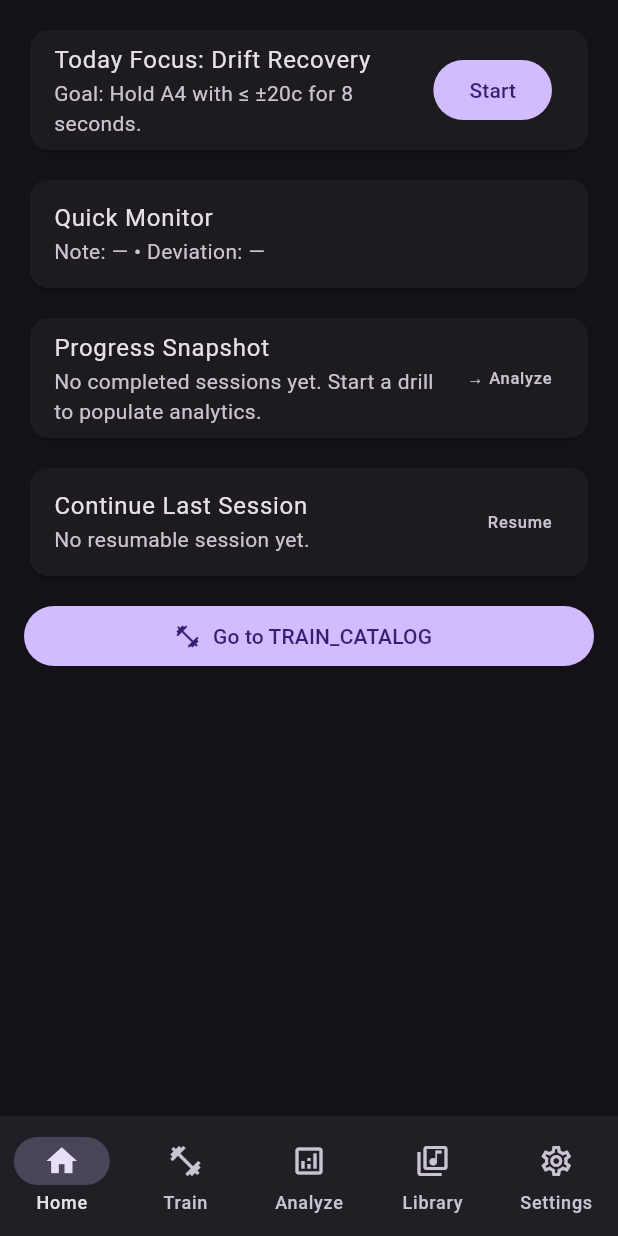
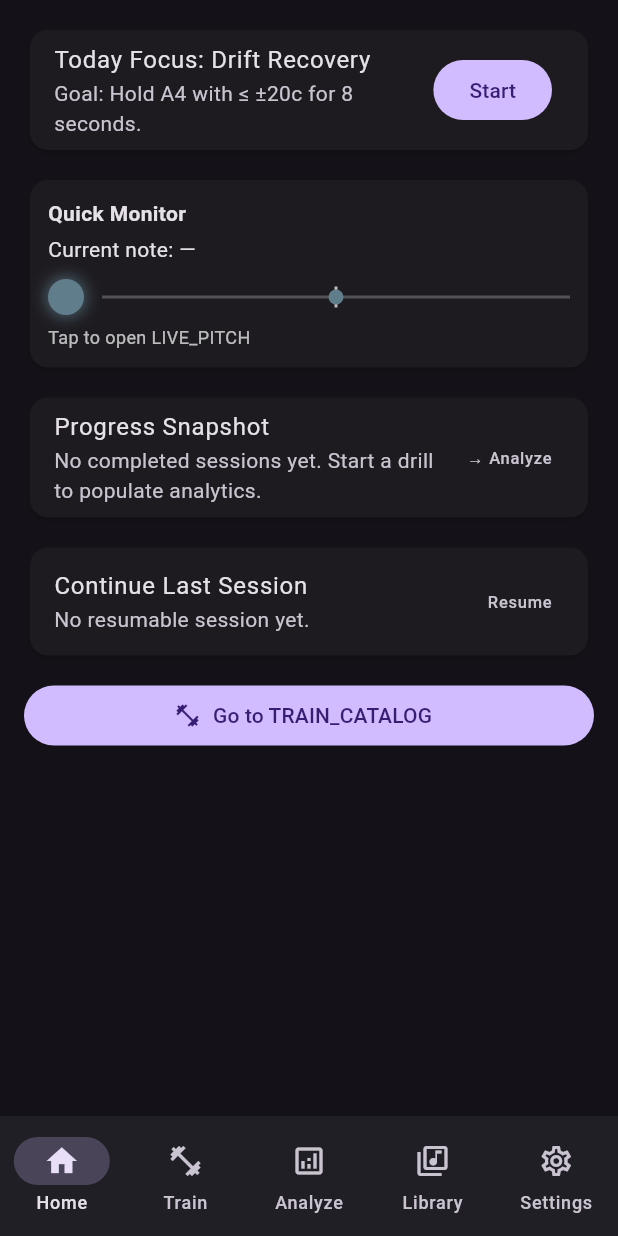
Before and after one commit to yossef6548/Pitch-Translator, a Flutter app: the AppShell screen opened directly, on a phone screen of 412 x 824 dp. Run offline on Flutter 3.47's test engine with Material 3 defaults, Android fonts, the phone set to English and light mode, and no system bars; our stand-ins replace shared_preferences, sqflite; accounts and stored records are empty.

Commit message:
Add interactive Home quick monitor and update README status

```diff
--- a/apps/mobile_flutter/lib/main.dart
+++ b/apps/mobile_flutter/lib/main.dart
@@ -252,7 +252,37 @@ class _AppShellState extends State<AppShell> {
     final screens = [
       HomeTodayScreen(
           onStartFocus: () => _openFocusFromHome(context),
-          onOpenTrain: () => setState(() => _index = 1)),
+          onOpenTrain: () => setState(() => _index = 1),
+          onOpenQuickMonitor: () {
+            Navigator.of(context).push(
+              MaterialPageRoute(
+                builder: (_) => LivePitchScreen(
+                  exercise: ExerciseCatalog.byId('PF_1'),
+                  level: LevelId.l1,
+                  config: const ExerciseConfig(
+                    toleranceCents: 35,
+                    driftThresholdCents: PtConstants.defaultDriftThresholdCents,
+                    driftAwarenessMode: false,
+                    countdownMs: PtConstants.defaultCountdownMs,
+                    randomizeTargetWithinRange: false,
+                    referenceToneEnabled: true,
+                    showNumericOverlay: true,
+                    shapeWarpingEnabled: true,
+                    colorFloodEnabled: true,
+                    hapticsEnabled: true,
+                    targetNote: 'A',
+                    targetOctave: 4,
+                    randomizeMinNote: 'C',
+                    randomizeMinOctave: 3,
+                    randomizeMaxNote: 'B',
+                    randomizeMaxOctave: 5,
+                    referenceTimbre: 'Pure Sine',
+                    referenceVolume: 0.8,
+                  ),
+                ),
+              ),
+            );
+          }),
       const TrainCatalogScreen(),
       const AnalyzeOverviewScreen(),
       const LibraryScreen(),
@@ -277,10 +307,16 @@ class _AppShellState extends State<AppShell> {
 }
 
 class HomeTodayScreen extends StatelessWidget {
-  const HomeTodayScreen({super.key, required this.onStartFocus, required this.onOpenTrain});
+  const HomeTodayScreen({
+    super.key,
+    required this.onStartFocus,
+    required this.onOpenTrain,
+    required this.onOpenQuickMonitor,
+  });
 
   final VoidCallback onStartFocus;
   final VoidCallback onOpenTrain;
+  final VoidCallback onOpenQuickMonitor;
 
   @override
   Widget build(BuildContext context) {
@@ -299,21 +335,81 @@ class HomeTodayScreen extends StatelessWidget {
           ),
           const SizedBox(height: 12),
           Card(
-            child: StreamBuilder<DspFrame>(
-              stream: NativeAudioBridge().frames(),
-              builder: (context, snapshot) {
-                final frame = snapshot.data;
-                final cents = frame?.centsError;
-                final midi = frame?.nearestMidi;
-                return ListTile(
-                  title: const Text('Quick Monitor'),
-                  subtitle: Text(
-                    frame == null
-                        ? 'Warming up mic preview...'
-                        : 'Note: ${midi ?? '—'} • Deviation: ${cents == null ? '—' : '${cents.round()}c'}',
-                  ),
-                );
-              },
+            child: InkWell(
+              onTap: onOpenQuickMonitor,
+              child: Padding(
+                padding: const EdgeInsets.all(12),
+                child: StreamBuilder<DspFrame>(
+                  stream: NativeAudioBridge().frames(),
+                  builder: (context, snapshot) {
+                    final frame = snapshot.data;
+                    final noteLabel = _midiToNoteLabel(frame?.nearestMidi);
+                    final haloColor = _pitchClassColor(frame?.nearestMidi);
+                    final markerAlignment = ((frame?.centsError ?? 0) / 50).clamp(-1.0, 1.0).toDouble();
+                    return Column(
+                      crossAxisAlignment: CrossAxisAlignment.start,
+                      children: [
+                        const Text('Quick Monitor', style: TextStyle(fontWeight: FontWeight.w600)),
+                        const SizedBox(height: 4),
+                        Text(
+                          frame == null ? 'Warming up mic preview…' : 'Current note: $noteLabel',
+                        ),
+                        const SizedBox(height: 10),
+                        Row(
+                          children: [
+                            Container(
+                              width: 24,
+                              height: 24,
+                              decoration: BoxDecoration(
+                                shape: BoxShape.circle,
+                                color: haloColor,
+                                boxShadow: [
+                                  BoxShadow(
+                                    color: haloColor.withOpacity(0.65),
+                                    blurRadius: 8,
+                                    spreadRadius: 2,
+                                  ),
+                                ],
+                              ),
+                            ),
+                            const SizedBox(width: 12),
+                            Expanded(
+                              child: SizedBox(
+                                height: 20,
+                                child: Stack(
+                                  children: [
+                                    Align(
+                                      alignment: Alignment.center,
+                                      child: Container(height: 2, color: Colors.white24),
+                                    ),
+                                    Align(
+                                      alignment: Alignment.center,
+                                      child: Container(width: 2, height: 14, color: Colors.white70),
+                                    ),
+                                    Align(
+                                      alignment: Alignment(markerAlignment, 0),
+                                      child: Container(
+                                        width: 10,
+                                        height: 10,
+                                        decoration: BoxDecoration(
+                                          shape: BoxShape.circle,
+                                          color: haloColor,
+                                        ),
+                                      ),
+                                    ),
+                                  ],
+                                ),
+                              ),
+                            ),
+                          ],
+                        ),
+                        const SizedBox(height: 6),
+                        const Text('Tap to open LIVE_PITCH', style: TextStyle(fontSize: 12, color: Colors.white70)),
+                      ],
+                    );
+                  },
+                ),
+              ),
             ),
           ),
           const SizedBox(height: 12),
@@ -1603,3 +1699,20 @@ int _noteToMidi(String note, int octave) {
   final index = _notes.indexOf(note);
   return (octave + 1) * 12 + (index < 0 ? 9 : index);
 }
+
+String _midiToNoteLabel(int? midi) {
+  if (midi == null) {
+    return '—';
+  }
+  final note = _notes[midi % 12];
+  final octave = (midi ~/ 12) - 1;
+  return '$note$octave';
+}
+
+Color _pitchClassColor(int? midi) {
+  if (midi == null) {
+    return Colors.blueGrey;
+  }
+  final hues = [220.0, 205.0, 190.0, 170.0, 145.0, 95.0, 62.0, 40.0, 24.0, 0.0, 320.0, 275.0];
+  return HSVColor.fromAHSV(1, hues[midi % 12], 0.72, 0.95).toColor();
+}
```
Also changed, not shown: 1 other file.
